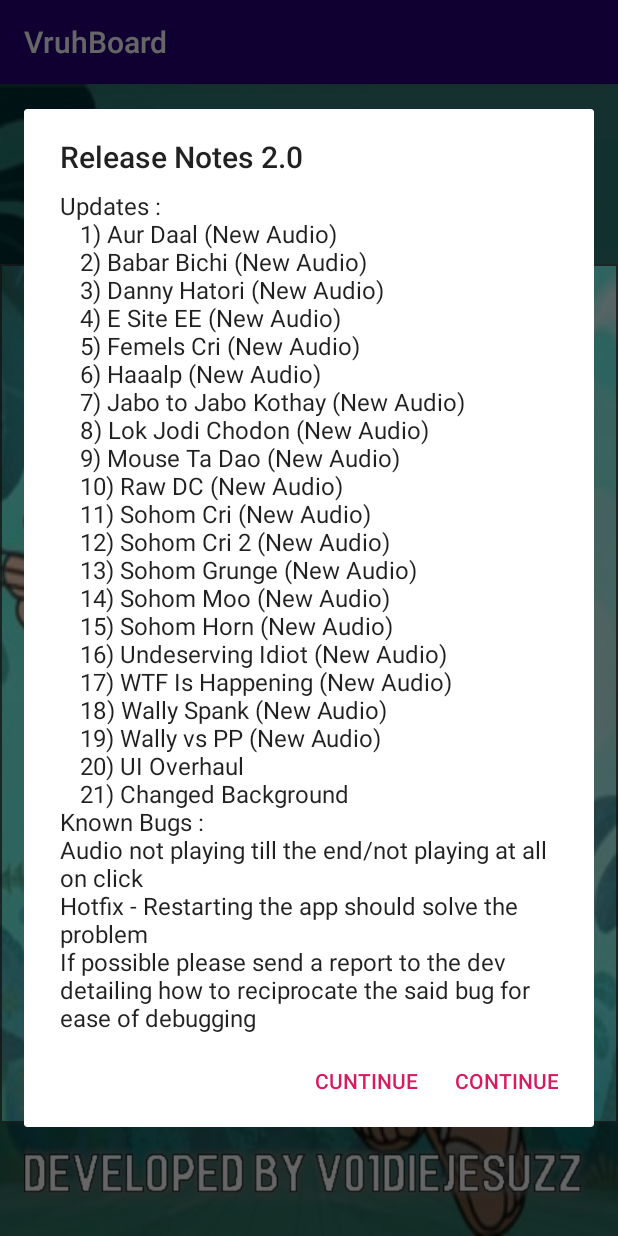
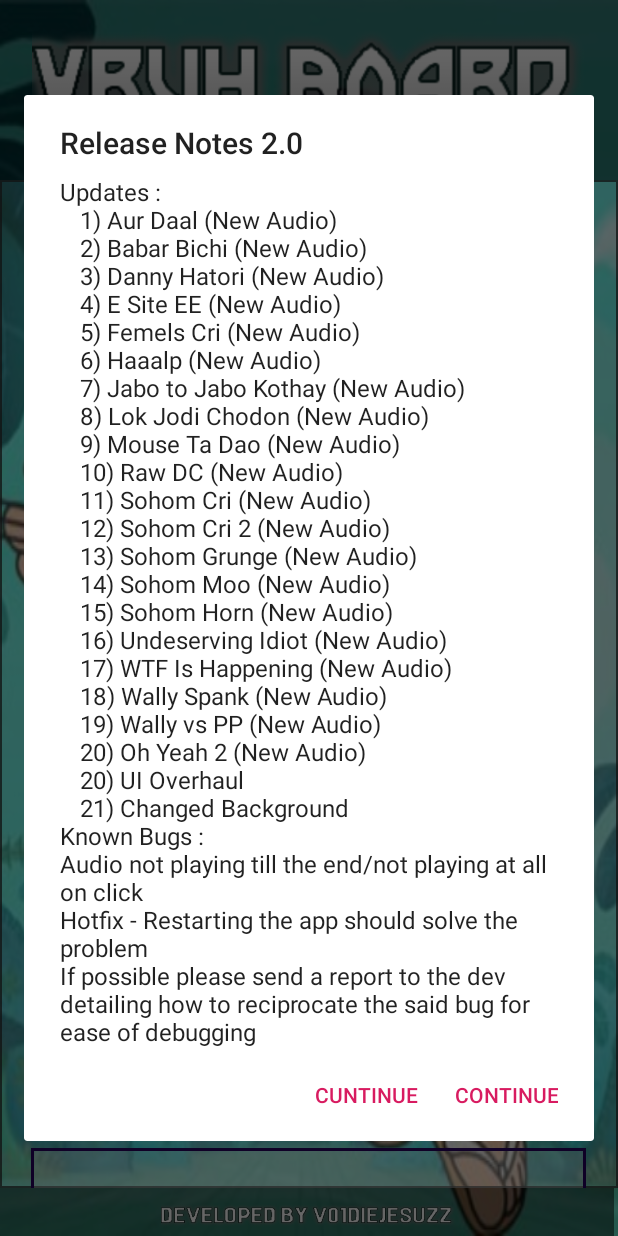
Before and after one commit to jagreetdg/VruhBoard, an Android app: the screen it shows after launch (MainActivity), after a tap on an icon or button, on a phone screen of 412 x 824 dp. Run offline under Robolectric (Android 15) with nearby library versions, the phone set to English and light mode, and no system bars.

Commit message:
Added new mp3 files

```diff
--- a/app/src/main/java/io/github/jagreetdg/vruhboard/MainActivity.java
+++ b/app/src/main/java/io/github/jagreetdg/vruhboard/MainActivity.java
@@ -59,6 +59,7 @@ public class MainActivity extends AppCompatActivity {
                         "17) WTF Is Happening (New Audio)\n\t" +
                         "18) Wally Spank (New Audio)\n\t" +
                         "19) Wally vs PP (New Audio)\n\t" +
+                        "20) Oh Yeah 2 (New Audio)\n\t"+
                         "20) UI Overhaul\n\t" +
                         "21) Changed Background\n" +
                         "Known Bugs :\n" +
@@ -155,6 +156,8 @@ public class MainActivity extends AppCompatActivity {
         pb_ids.add(R.raw.v2_sohom_horn);
         txts.add("V2 Sohom Grunge");
         pb_ids.add(R.raw.v2_sohom_grunge);
+        txts.add("V2 Sohom Chinchinchoo");
+        pb_ids.add(R.raw.v2_sohom_chinchinchoo);
         txts.add("V2 Undeserving Idiot");
         pb_ids.add(R.raw.v2_undeserving_idiot);
         txts.add("V2 WTF Is Happening");
@@ -163,5 +166,7 @@ public class MainActivity extends AppCompatActivity {
         pb_ids.add(R.raw.v2_wally_spank);
         txts.add("V2 Wally PP");
         pb_ids.add(R.raw.v2_wally_vs_pp);
+        txts.add("V2 Oh Yeah 2");
+        pb_ids.add(R.raw.v2_oh_yeah_2);
     }
 }
--- a/app/src/main/res/layout/activity_main.xml
+++ b/app/src/main/res/layout/activity_main.xml
@@ -9,13 +9,14 @@
 
     <Button
         android:id="@+id/dev_vjz"
-        android:layout_width="380dp"
-        android:layout_height="60dp"
+        android:layout_width="198dp"
+        android:layout_height="24dp"
         android:background="@drawable/dev"
         app:layout_constraintBottom_toBottomOf="@id/vb_bg"
         app:layout_constraintLeft_toLeftOf="parent"
         app:layout_constraintRight_toRightOf="parent"
-        app:layout_constraintTop_toTopOf="@id/vb_bg" />
+        app:layout_constraintTop_toTopOf="@id/vb_bg"
+        app:layout_constraintVertical_bias="1.0" />
 
     <Button
         android:id="@+id/vruh_button"
@@ -37,8 +38,8 @@
 
     <ImageView
         android:id="@+id/vb_bg"
-        android:layout_width="match_parent"
-        android:layout_height="75dp"
+        android:layout_width="409dp"
+        android:layout_height="32dp"
         app:layout_constraintBottom_toBottomOf="parent"
         app:layout_constraintStart_toStartOf="parent"
         app:srcCompat="@android:drawable/screen_background_dark_transparent" />
--- a/app/src/main/res/values/styles.xml
+++ b/app/src/main/res/values/styles.xml
@@ -1,7 +1,7 @@
 <resources>
 
     <!-- Base application theme. -->
-    <style name="AppTheme" parent="Theme.AppCompat.Light.DarkActionBar">
+    <style name="AppTheme" parent="Theme.AppCompat.Light.NoActionBar">
         <!-- Customize your theme here. -->
         <item name="colorPrimary">@color/vbPrimary</item>
         <item name="colorPrimaryDark">@color/vbPrimaryDark</item>
```
